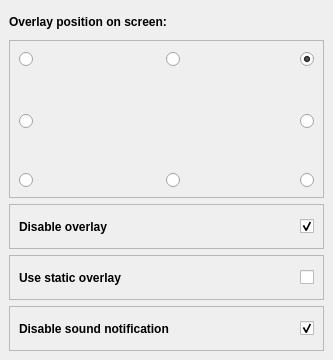
First picture: the form in OverlaySettings/OverlaySettings.ui, repository rampageX/QuickSoundSwitcher, before the edit.
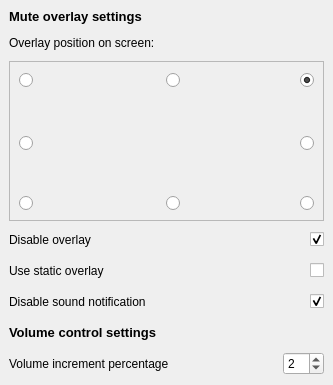
Second picture: the form after the edit.

Commit message: sync all ui parts to mute states

The edit to the form file:
```diff
--- a/OverlaySettings/OverlaySettings.ui
+++ b/OverlaySettings/OverlaySettings.ui
@@ -7,7 +7,7 @@
     <x>0</x>
     <y>0</y>
     <width>333</width>
-    <height>360</height>
+    <height>385</height>
    </rect>
   </property>
   <property name="windowTitle">
@@ -15,17 +15,18 @@
   </property>
   <widget class="QWidget" name="centralwidget">
    <layout class="QGridLayout" name="gridLayout">
-    <item row="2" column="0" colspan="2">
-     <widget class="QFrame" name="frame_2">
-      <property name="frameShape">
-       <enum>QFrame::Shape::StyledPanel</enum>
+    <item row="4" column="2">
+     <widget class="QCheckBox" name="potatoModeCheckBox">
+      <property name="layoutDirection">
+       <enum>Qt::LayoutDirection::RightToLeft</enum>
       </property>
-      <property name="frameShadow">
-       <enum>QFrame::Shadow::Raised</enum>
+      <property name="text">
+       <string/>
       </property>
-      <layout class="QGridLayout" name="gridLayout_4">
-       <item row="0" column="0">
-        <widget class="QLabel" name="label_2">
+     </widget>
+    </item>
+    <item row="7" column="0">
+     <widget class="QLabel" name="label_6">
          <property name="minimumSize">
           <size>
            <width>0</width>
@@ -34,16 +35,48 @@
          </property>
          <property name="font">
           <font>
+        <pointsize>10</pointsize>
            <bold>true</bold>
           </font>
          </property>
          <property name="text">
-          <string>Disable overlay</string>
+       <string>Volume control settings</string>
          </property>
         </widget>
        </item>
-       <item row="0" column="1">
-        <widget class="QCheckBox" name="overlayCheckBox">
+    <item row="8" column="0">
+     <widget class="QLabel" name="label_8">
+      <property name="minimumSize">
+       <size>
+        <width>0</width>
+        <height>25</height>
+       </size>
+      </property>
+      <property name="text">
+       <string>Volume increment percentage</string>
+      </property>
+     </widget>
+    </item>
+    <item row="6" column="0">
+     <widget class="QLabel" name="label_3">
+      <property name="minimumSize">
+       <size>
+        <width>0</width>
+        <height>25</height>
+       </size>
+      </property>
+      <property name="font">
+       <font>
+        <bold>false</bold>
+       </font>
+      </property>
+      <property name="text">
+       <string>Disable sound notification</string>
+      </property>
+     </widget>
+    </item>
+    <item row="6" column="2">
+     <widget class="QCheckBox" name="soundCheckBox">
          <property name="layoutDirection">
           <enum>Qt::LayoutDirection::RightToLeft</enum>
          </property>
@@ -55,10 +88,35 @@
          </property>
         </widget>
        </item>
-      </layout>
+    <item row="8" column="2">
+     <widget class="QSpinBox" name="volumeIncrementSpinBox">
+      <property name="maximum">
+       <number>20</number>
+      </property>
+      <property name="value">
+       <number>2</number>
+      </property>
      </widget>
     </item>
-    <item row="1" column="0" colspan="2">
+    <item row="4" column="0">
+     <widget class="QLabel" name="label_5">
+      <property name="minimumSize">
+       <size>
+        <width>0</width>
+        <height>25</height>
+       </size>
+      </property>
+      <property name="font">
+       <font>
+        <bold>false</bold>
+       </font>
+      </property>
+      <property name="text">
+       <string>Use static overlay</string>
+      </property>
+     </widget>
+    </item>
+    <item row="2" column="0" colspan="3">
      <widget class="QFrame" name="frame">
       <property name="minimumSize">
        <size>
@@ -199,50 +257,7 @@
       </layout>
      </widget>
     </item>
-    <item row="4" column="0" colspan="2">
-     <widget class="QFrame" name="frame_4">
-      <property name="frameShape">
-       <enum>QFrame::Shape::StyledPanel</enum>
-      </property>
-      <property name="frameShadow">
-       <enum>QFrame::Shadow::Raised</enum>
-      </property>
-      <layout class="QGridLayout" name="gridLayout_6">
-       <item row="0" column="0">
-        <widget class="QLabel" name="label_3">
-         <property name="minimumSize">
-          <size>
-           <width>0</width>
-           <height>25</height>
-          </size>
-         </property>
-         <property name="font">
-          <font>
-           <bold>true</bold>
-          </font>
-         </property>
-         <property name="text">
-          <string>Disable sound notification</string>
-         </property>
-        </widget>
-       </item>
-       <item row="0" column="1">
-        <widget class="QCheckBox" name="soundCheckBox">
-         <property name="layoutDirection">
-          <enum>Qt::LayoutDirection::RightToLeft</enum>
-         </property>
-         <property name="text">
-          <string/>
-         </property>
-         <property name="checked">
-          <bool>true</bool>
-         </property>
-        </widget>
-       </item>
-      </layout>
-     </widget>
-    </item>
-    <item row="0" column="0">
+    <item row="1" column="0">
      <widget class="QLabel" name="label">
       <property name="minimumSize">
        <size>
@@ -252,7 +267,7 @@
       </property>
       <property name="font">
        <font>
-        <bold>true</bold>
+        <bold>false</bold>
        </font>
       </property>
       <property name="text">
@@ -260,17 +275,8 @@
       </property>
      </widget>
     </item>
-    <item row="3" column="0" colspan="2">
-     <widget class="QFrame" name="frame_3">
-      <property name="frameShape">
-       <enum>QFrame::Shape::StyledPanel</enum>
-      </property>
-      <property name="frameShadow">
-       <enum>QFrame::Shadow::Raised</enum>
-      </property>
-      <layout class="QGridLayout" name="gridLayout_5">
-       <item row="0" column="0">
-        <widget class="QLabel" name="label_5">
+    <item row="3" column="0">
+     <widget class="QLabel" name="label_2">
          <property name="minimumSize">
           <size>
            <width>0</width>
@@ -279,27 +285,53 @@
          </property>
          <property name="font">
           <font>
-           <bold>true</bold>
+        <bold>false</bold>
           </font>
          </property>
          <property name="text">
-          <string>Use static overlay</string>
+       <string>Disable overlay</string>
          </property>
         </widget>
        </item>
-       <item row="0" column="1">
-        <widget class="QCheckBox" name="potatoModeCheckBox">
+    <item row="3" column="2">
+     <widget class="QCheckBox" name="overlayCheckBox">
          <property name="layoutDirection">
           <enum>Qt::LayoutDirection::RightToLeft</enum>
          </property>
          <property name="text">
           <string/>
          </property>
-        </widget>
-       </item>
-      </layout>
+      <property name="checked">
+       <bool>true</bool>
+      </property>
+     </widget>
+    </item>
+    <item row="0" column="0">
+     <widget class="QLabel" name="label_4">
+      <property name="font">
+       <font>
+        <pointsize>10</pointsize>
+        <bold>true</bold>
+       </font>
+      </property>
+      <property name="text">
+       <string>Mute overlay settings</string>
+      </property>
      </widget>
     </item>
+    <item row="8" column="1">
+     <spacer name="horizontalSpacer_3">
+      <property name="orientation">
+       <enum>Qt::Orientation::Horizontal</enum>
+      </property>
+      <property name="sizeHint" stdset="0">
+       <size>
+        <width>40</width>
+        <height>20</height>
+       </size>
+      </property>
+     </spacer>
+    </item>
    </layout>
   </widget>
  </widget>
```
Left out of the diff: 2 changed lines with no effect on the pictures. Lines whose indentation alone changed are shown as unchanged. The commit also changes 5 other files.
